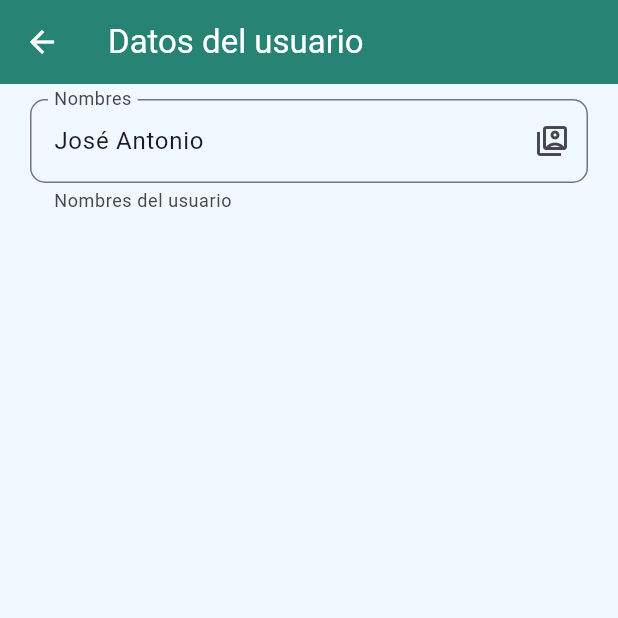
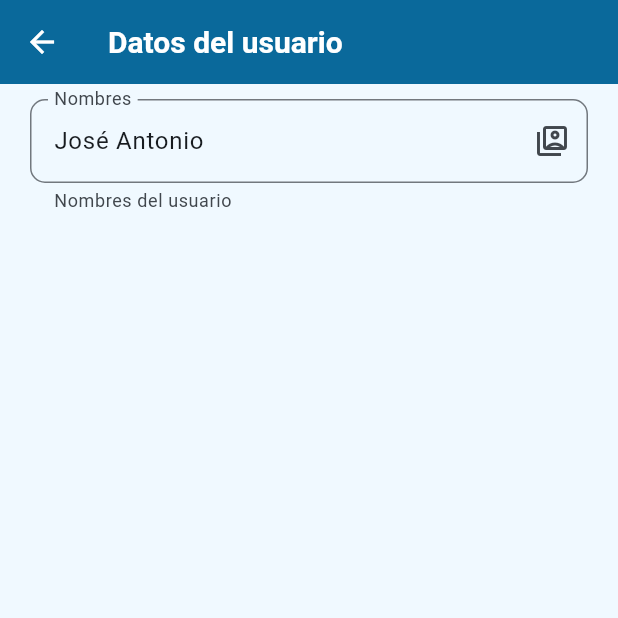
Before and after one commit to RicardDavid/app_electrosmart, a Flutter app: the ProfileScreen screen opened by its route, on a phone screen of 412 x 824 dp, the top half of it. Run offline on Flutter 3.47's test engine with Material 3 defaults, Android fonts, the phone set to English and light mode, and no system bars; network calls fail.

Commit message:
Themes actualizado

```diff
--- a/lib/main.dart
+++ b/lib/main.dart
@@ -1,8 +1,8 @@
 import 'package:flutter/material.dart';
-import 'package:veterinaria/routes/app_routes.dart';
-import 'package:veterinaria/routes/main_routes.dart';
-import 'package:veterinaria/routes/user_routes.dart';
-import 'package:veterinaria/themes/app_theme.dart';
+import 'package:electrosmart/routes/app_routes.dart';
+import 'package:electrosmart/routes/main_routes.dart';
+import 'package:electrosmart/routes/user_routes.dart';
+import 'package:electrosmart/themes/app_theme.dart';
 
 void main() => runApp(const MyApp());
 
@@ -17,7 +17,7 @@ class MyApp extends StatelessWidget {
 
     return MaterialApp(
       debugShowCheckedModeBanner: false,
-      title: 'Veterinaria App',
+      title: 'ElectroSmart App',
       theme: AppTheme.themeData,
       initialRoute: AppRoutes.initialRoute,
       routes: AppRoutes.getRoutes(),
--- a/lib/routes/app_routes.dart
+++ b/lib/routes/app_routes.dart
@@ -1,5 +1,5 @@
 import 'package:flutter/material.dart';
-import 'package:veterinaria/models/menu_option.dart';
+import 'package:electrosmart/models/menu_option.dart';
 
 class AppRoutes {
   static final initialRoute = "home";
--- a/lib/routes/main_routes.dart
+++ b/lib/routes/main_routes.dart
@@ -1,6 +1,6 @@
 import 'package:flutter/material.dart';
-import 'package:veterinaria/models/menu_option.dart';
-import 'package:veterinaria/screens/screens.dart';
+import 'package:electrosmart/models/menu_option.dart';
+import 'package:electrosmart/screens/screens.dart';
 
 class MainRoutes {
   static final menuOptions = <MenuOption>[
--- a/lib/routes/user_routes.dart
+++ b/lib/routes/user_routes.dart
@@ -1,6 +1,6 @@
 import 'package:flutter/material.dart';
-import 'package:veterinaria/models/menu_option.dart';
-import 'package:veterinaria/screens/screens.dart';
+import 'package:electrosmart/models/menu_option.dart';
+import 'package:electrosmart/screens/screens.dart';
 
 class UserRoutes {
   static final menuOptions = <MenuOption>[
--- a/lib/screens/account_screen.dart
+++ b/lib/screens/account_screen.dart
@@ -1,7 +1,7 @@
 import 'package:flutter/material.dart';
-import 'package:veterinaria/routes/user_routes.dart';
-import 'package:veterinaria/themes/app_theme.dart';
-import 'package:veterinaria/widgets/custom_bottom_navigation.dart';
+import 'package:electrosmart/routes/user_routes.dart';
+import 'package:electrosmart/themes/app_theme.dart';
+import 'package:electrosmart/widgets/custom_bottom_navigation.dart';
 
 class AccountScreen extends StatelessWidget {
   const AccountScreen({super.key});
--- a/lib/screens/cart_screen.dart
+++ b/lib/screens/cart_screen.dart
@@ -1,5 +1,5 @@
 import 'package:flutter/material.dart';
-import '../widgets/custom_bottom_navigation.dart'; // si usas el widget de navegación
+import '../widgets/custom_bottom_navigation.dart';
 
 class CartScreen extends StatelessWidget {
   const CartScreen({super.key});
--- a/lib/screens/home_screen.dart
+++ b/lib/screens/home_screen.dart
@@ -1,8 +1,8 @@
 import 'package:flutter/material.dart';
 import 'dart:math' as math;
-import 'package:veterinaria/widgets/custom_bottom_navigation.dart';
-import 'package:veterinaria/themes/app_theme.dart';
-import 'package:veterinaria/widgets/subtitle.dart';
+import 'package:electrosmart/widgets/custom_bottom_navigation.dart';
+import 'package:electrosmart/themes/app_theme.dart';
+import 'package:electrosmart/widgets/subtitle.dart';
 
 class HomeScreen extends StatefulWidget {
   const HomeScreen({super.key});
--- a/lib/screens/screens.dart
+++ b/lib/screens/screens.dart
@@ -1,7 +1,7 @@
-export 'package:veterinaria/screens/account_screen.dart';
-export 'package:veterinaria/screens/home_screen.dart';
-export 'package:veterinaria/screens/user/complaints_screen.dart';
-export 'package:veterinaria/screens/user/orders_screen.dart';
-export 'package:veterinaria/screens/user/profile_screen.dart';
-export 'package:veterinaria/screens/user/address_screen.dart';
-export 'package:veterinaria/screens/cart_screen.dart';
+export 'package:electrosmart/screens/account_screen.dart';
+export 'package:electrosmart/screens/home_screen.dart';
+export 'package:electrosmart/screens/user/complaints_screen.dart';
+export 'package:electrosmart/screens/user/orders_screen.dart';
+export 'package:electrosmart/screens/user/profile_screen.dart';
+export 'package:electrosmart/screens/user/address_screen.dart';
+export 'package:electrosmart/screens/cart_screen.dart';
--- a/lib/themes/app_theme.dart
+++ b/lib/themes/app_theme.dart
@@ -1,28 +1,61 @@
 import 'package:flutter/material.dart';
 
 class AppTheme {
-  static const Color azul950 = Color(0xFF0A3047);
+  // Colores base
+  static const Color azul950 = Color(0xFF0A3047); // Acento (10%)
   static const Color azul900 = Color(0xFF0F4A6B);
   static const Color azul800 = Color(0xFF0A5A82);
-  static const Color azul700 = Color(0xFF076A9D);
-  static const Color azul50 = Color(0xFFF0F9FF);
+  static const Color azul700 = Color(0xFF076A9D); // Secundario (30%)
+  static const Color azul50 = Color(0xFFF0F9FF); // Primario (60%)
   static const Color blanco = Color(0xFFFFFFFF);
 
-  static final ThemeData themeData = ThemeData().copyWith(
-    primaryColor: azul900,
-    scaffoldBackgroundColor: azul50,
-    bottomNavigationBarTheme: BottomNavigationBarThemeData(
-      backgroundColor: const Color.fromARGB(255, 39, 131, 116),
+  static final ThemeData themeData = ThemeData(
+    scaffoldBackgroundColor: azul50, // 60% del fondo
+    primaryColor: azul700, // usado para elementos secundarios
+    colorScheme: ColorScheme.fromSeed(
+      seedColor: azul700,
+      primary: azul700, // 30%
+      secondary: azul950, // 10%
+      background: azul50, // 60%
+    ),
+
+    appBarTheme: const AppBarTheme(
+      color: azul700, // 30%
+      foregroundColor: blanco,
+      elevation: 4,
+      titleTextStyle: TextStyle(
+        fontSize: 20,
+        fontWeight: FontWeight.bold,
+        color: blanco,
+      ),
+    ),
+
+    bottomNavigationBarTheme: const BottomNavigationBarThemeData(
+      backgroundColor: azul700, // 30%
       selectedItemColor: blanco,
-      unselectedItemColor: blanco,
+      unselectedItemColor: Color(0xFFD6EAF8), // Azul muy claro para contraste
     ),
-    appBarTheme: AppBarTheme(color: const Color.fromARGB(255, 39, 131, 116), foregroundColor: blanco),
-    listTileTheme: ListTileThemeData(
-      iconColor: const Color.fromARGB(255, 107, 26, 15),
+
+    listTileTheme: const ListTileThemeData(
+      iconColor: azul950, // 10%
       titleTextStyle: TextStyle(
         color: azul950,
-        fontWeight: FontWeight.bold,
-        fontSize: 20,
+        fontWeight: FontWeight.w600,
+        fontSize: 18,
+      ),
+    ),
+
+    floatingActionButtonTheme: const FloatingActionButtonThemeData(
+      backgroundColor: azul950, // 10% acento
+      foregroundColor: blanco,
+    ),
+
+    elevatedButtonTheme: ElevatedButtonThemeData(
+      style: ElevatedButton.styleFrom(
+        backgroundColor: azul950, // 10% acento
+        foregroundColor: blanco,
+        textStyle: const TextStyle(fontWeight: FontWeight.bold),
+        shape: RoundedRectangleBorder(borderRadius: BorderRadius.circular(8)),
       ),
     ),
   );
--- a/lib/widgets/subtitle.dart
+++ b/lib/widgets/subtitle.dart
@@ -1,5 +1,5 @@
 import 'package:flutter/material.dart';
-import 'package:veterinaria/themes/app_theme.dart';
+import 'package:electrosmart/themes/app_theme.dart';
 
 class Subtitle extends StatelessWidget {
   final String titulo;
--- a/pubspec.yaml
+++ b/pubspec.yaml
@@ -1,4 +1,4 @@
-name: veterinaria
+name: electrosmart
 description: "A new Flutter project."
 # The following line prevents the package from being accidentally published to
 # pub.dev using `flutter pub publish`. This is preferred for private packages.
```
Also changed, not shown: pubspec.lock, 2 other files.
